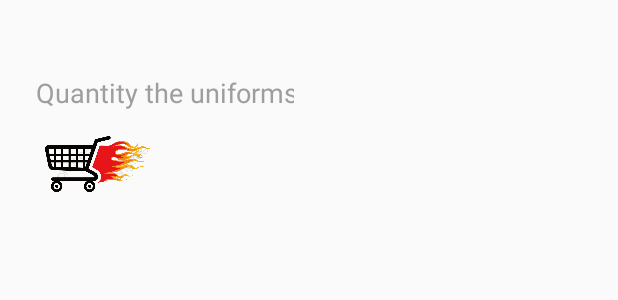
After one commit to cristianalg/Resgistration_Uniform, an Android app: the layout list_item.xml on its own in the app's theme, with its tools: preview values and no code run, on a phone screen of 412 x 824 dp. The commit adds this screen. Shown: the top 300 px of the screen. Run offline under Robolectric (Android 15) with nearby library versions, the phone set to English and light mode, and no system bars.

Commit message:
Listar todas as fardas Controlo de quantidades

```diff
--- /dev/null
+++ b/app/src/main/res/layout/list_item.xml
@@ -0,0 +1,72 @@
+<?xml version="1.0" encoding="utf-8"?>
+<LinearLayout xmlns:android="http://schemas.android.com/apk/res/android"
+android:layout_width="match_parent"
+android:layout_height="@dimen/list_item_height"
+android:minHeight="@dimen/list_item_height"
+android:paddingStart="@dimen/activity_margin"
+android:orientation="vertical"
+    android:paddingLeft="@dimen/activity_margin">
+
+    <TextView
+    android:id="@+id/name"
+    android:layout_width="match_parent"
+    android:layout_height="33dp"
+    android:paddingStart="@dimen/list_view_margin"
+    android:gravity="bottom"
+    android:textAppearance="?android:textAppearanceLarge"
+    android:textColor="@android:color/holo_blue_dark"
+    android:textStyle="bold"
+        android:paddingLeft="@dimen/list_view_margin" />
+
+    <LinearLayout
+        android:layout_width="match_parent"
+        android:layout_height="99dp"
+        android:orientation="horizontal">
+
+        <LinearLayout
+            android:layout_width="0dp"
+            android:layout_height="113dp"
+            android:layout_weight="2.5"
+            android:orientation="vertical">
+
+            <TextView
+                android:id="@+id/stock_level_label"
+                android:layout_width="270dp"
+                android:layout_height="57dp"
+                android:gravity="center_vertical"
+                android:paddingStart="@dimen/list_view_margin"
+                android:text="@string/stock_level_label"
+                android:textAppearance="?android:textAppearanceMedium"
+                android:textColor="@color/colorListViewLabels"
+                android:paddingLeft="@dimen/list_view_margin" />
+
+            <ImageView
+                android:id="@+id/sell_button"
+                android:layout_width="99dp"
+                android:layout_height="37dp"
+                android:layout_gravity="start"
+                android:layout_marginBottom="@dimen/transaction_button_margin"
+                android:focusable="false"
+                android:src="@drawable/shop" />
+
+        </LinearLayout>
+
+        <LinearLayout
+            android:layout_width="0dp"
+            android:layout_weight="3"
+            android:layout_height="match_parent"
+            android:orientation="vertical">
+
+            <TextView
+                android:id="@+id/stock_level_value"
+                android:layout_width="match_parent"
+                android:layout_height="59dp"
+                android:gravity="center_vertical"
+                android:textAppearance="?android:textAppearanceMedium"
+                android:textStyle="bold" />
+
+        </LinearLayout>
+
+    </LinearLayout>
+
+</LinearLayout>
--- a/app/src/main/res/values/colors.xml
+++ b/app/src/main/res/values/colors.xml
@@ -16,4 +16,5 @@
     <color name="colorLightDeepOrange">#FF5722</color>
      <color name="colorPositiveStock">#4CAF50</color>
     <color name="colorEmptyStock">#F44336</color>
+    <color name="colorListViewLabels">#9E9E9E</color>
 </resources>
--- a/app/src/main/res/values/dimens.xml
+++ b/app/src/main/res/values/dimens.xml
@@ -8,4 +8,8 @@
     <dimen name="product_image_margin">4dp</dimen>
     <!-- Margin around the transaction buttons (Order & Sell) -->
     <dimen name="transaction_button_margin">32dp</dimen>
+    <!-- Height of each list item -->
+    <dimen name="list_item_height">145dp</dimen>
+    <!-- List view margin -->
+    <dimen name="list_view_margin">8dp</dimen>
 </resources>
--- a/app/src/main/res/values/strings.xml
+++ b/app/src/main/res/values/strings.xml
@@ -52,5 +52,7 @@
     <string name="delete_all_products_dialog_msg">Delete all uniforms?</string>
     <string name="delete">Delete</string>
     <string name="cancel">Cancel</string>
+    <string name="stock_level_label">Quantity the uniforms:&#160;</string>
+
 
 </resources>
```
Also changed, not shown: app/src/main/java/ipt/ipg/app_uniform/controllers/CatalogActivity.java (+17 -2 lines), app/src/main/java/ipt/ipg/app_uniform/controllers/EditorActivity.java (+9 -21 lines), app/src/main/java/ipt/ipg/app_uniform/controllers/ProductCursorAdapter.java (added, +149 -0 lines), app/src/main/res/drawable/shop.png (added).
